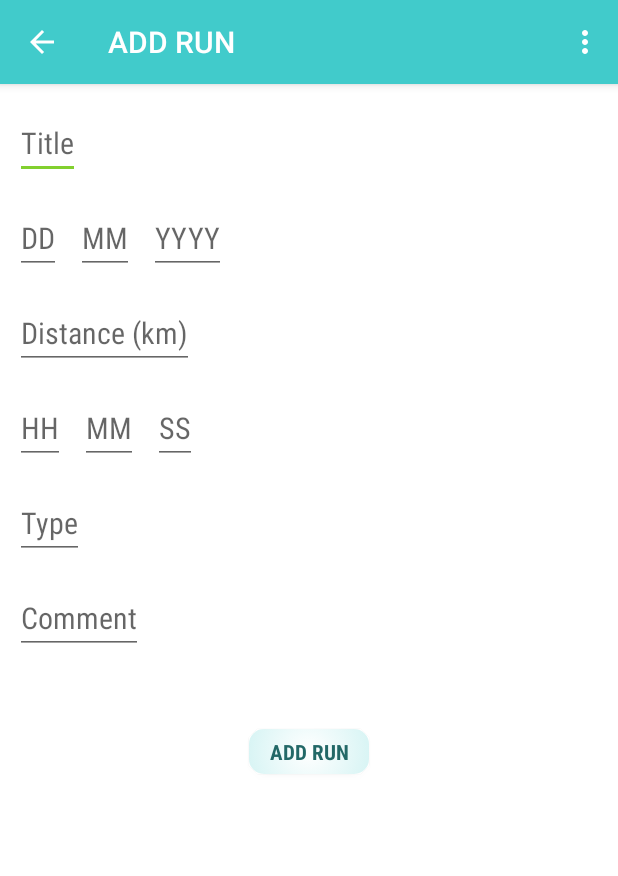
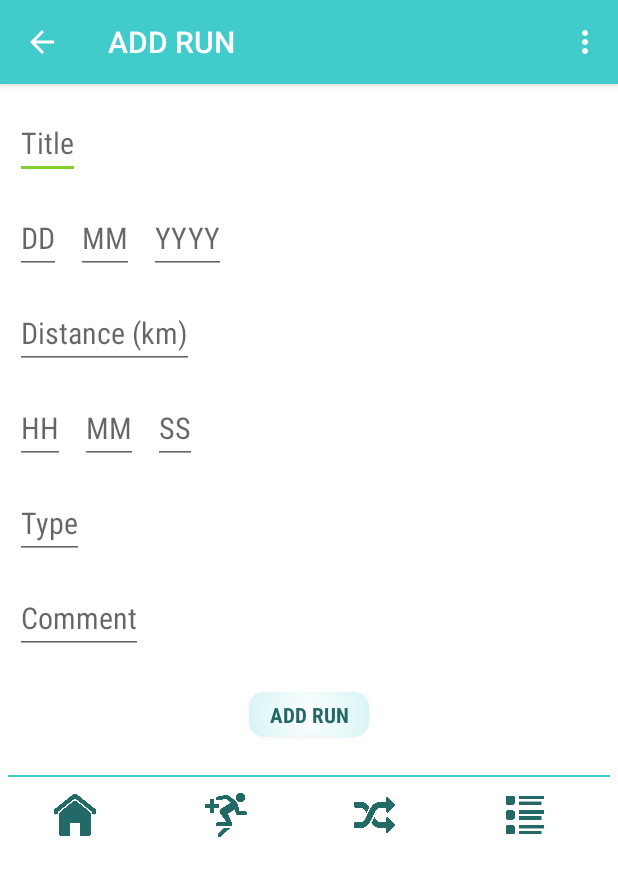
Before and after one commit to winnie-ho/161215_JavaAndroidProject, an Android app: the NewRun screen opened directly, with no data from a screen before it, on a phone screen of 412 x 824 dp. Shown: the top 876 px of the screen. Run offline under Robolectric (Android 15) with nearby library versions, the phone set to English and light mode, and no system bars; 1 statement that could not run was skipped.

Commit message:
add bottom nav bar to the add run page

```diff
--- a/RunTrack/app/src/main/java/com/example/user/runtrack/NewRun.java
+++ b/RunTrack/app/src/main/java/com/example/user/runtrack/NewRun.java
@@ -9,6 +9,7 @@ import android.view.MenuInflater;
 import android.view.View;
 import android.widget.Button;
 import android.widget.EditText;
+import android.widget.ImageView;
 import android.widget.Toast;
 
 /**
@@ -25,7 +26,12 @@ public class NewRun extends AppCompatActivity {
     EditText secondsEditText;
     EditText typeEditText;
     EditText commentEditText;
-    Button addRunButton;
+    Button addButton;
+
+    ImageView challengesButton;
+    ImageView allRunButton;
+    ImageView homeButton;
+    ImageView addRunButton;
 
     @Override
     public boolean onCreateOptionsMenu(Menu menu){
@@ -76,7 +82,11 @@ public class NewRun extends AppCompatActivity {
         secondsEditText = (EditText)findViewById(R.id.timeHours);
         typeEditText = (EditText)findViewById(R.id.type);
         commentEditText = (EditText)findViewById(R.id.comment);
-        addRunButton = (Button)findViewById(R.id.button_add_run);
+        addButton = (Button)findViewById(R.id.button_add_run);
+        allRunButton = (ImageView)findViewById(R.id.all_runs);
+        challengesButton = (ImageView) findViewById(R.id.challenges);
+        homeButton = (ImageView)findViewById(R.id.home_button);
+        addRunButton = (ImageView)findViewById(R.id.addrun_button);
 
 
         addRunButton.setOnClickListener(new View.OnClickListener() {
@@ -102,6 +112,38 @@ public class NewRun extends AppCompatActivity {
                 startActivity(intent);
             }
         });
+
+        allRunButton.setOnClickListener(new View.OnClickListener(){
+            @Override
+            public void onClick(View v){
+                Intent intent = new Intent(NewRun.this, AllRuns.class);
+                startActivity(intent);
+            }
+        });
+
+        challengesButton.setOnClickListener(new View.OnClickListener(){
+            @Override
+            public void onClick(View v){
+                Intent intent = new Intent(NewRun.this, ChallengeSelect.class);
+                startActivity(intent);
+            }
+        });
+
+        homeButton.setOnClickListener(new View.OnClickListener(){
+            @Override
+            public void onClick(View v){
+                Intent intent = new Intent(NewRun.this, MainActivity.class);
+                startActivity(intent);
+            }
+        });
+
+        addRunButton.setOnClickListener(new View.OnClickListener(){
+            @Override
+            public void onClick(View v){
+                Intent intent = new Intent(NewRun.this, NewRun.class);
+                startActivity(intent);
+            }
+        });
     }
 
 
--- a/RunTrack/app/src/main/res/layout/new_run.xml
+++ b/RunTrack/app/src/main/res/layout/new_run.xml
@@ -139,7 +139,7 @@
         android:layout_height="wrap_content"
         android:layout_gravity="left"
         android:layout_marginLeft="10dp"
-        android:layout_marginBottom="50dp" />
+        android:layout_marginBottom="25dp" />
 
     <Button
         android:id="@+id/button_add_run"
@@ -151,7 +151,63 @@
         android:layout_width="80dp"
         android:layout_height="30dp"
         android:layout_gravity="center_horizontal"
-        android:layout_marginBottom="10dp" />
+        android:layout_marginBottom="20dp" />
+
+    <LinearLayout
+        android:layout_width="match_parent"
+        android:layout_height="1dp"
+        android:background="@color/colorPrimary"
+        android:layout_margin="5dp">
+    </LinearLayout>
+
+    <LinearLayout xmlns:android="http://schemas.android.com/apk/res/android"
+        android:orientation="horizontal"
+        android:layout_width="match_parent"
+        android:layout_height="50dp">
+
+        <ImageView
+            android:id="@+id/home_button"
+            android:src="@drawable/icon_home"
+            android:layout_width="80dp"
+            android:layout_height="40dp"
+            android:layout_centerVertical="true"
+            android:layout_margin="10dp"
+            android:padding="5dp"
+            android:layout_gravity="bottom"
+            android:clickable="true"/>
+
+        <ImageView
+            android:id="@+id/addrun_button"
+            android:src="@drawable/icon_addrun"
+            android:layout_width="80dp"
+            android:layout_height="40dp"
+            android:layout_centerVertical="true"
+            android:layout_margin="10dp"
+            android:padding="5dp"
+            android:layout_gravity="bottom"
+            android:clickable="true"/>
+
+        <ImageView
+            android:id="@+id/challenges"
+            android:src="@drawable/icon_runrandom"
+            android:layout_width="80dp"
+            android:layout_height="40dp"
+            android:layout_centerVertical="true"
+            android:layout_margin="10dp"
+            android:padding="5dp"
+            android:layout_gravity="bottom"
+            android:clickable="true"/>
 
 
+        <ImageView
+            android:id="@+id/all_runs"
+            android:layout_centerVertical="true"
+            android:src="@drawable/icon_runlog"
+            android:layout_width="80dp"
+            android:layout_height="40dp"
+            android:layout_margin="10dp"
+            android:padding="5dp"
+            android:layout_gravity="bottom"
+            android:clickable="true"/>
+    </LinearLayout>
 </LinearLayout>
```
